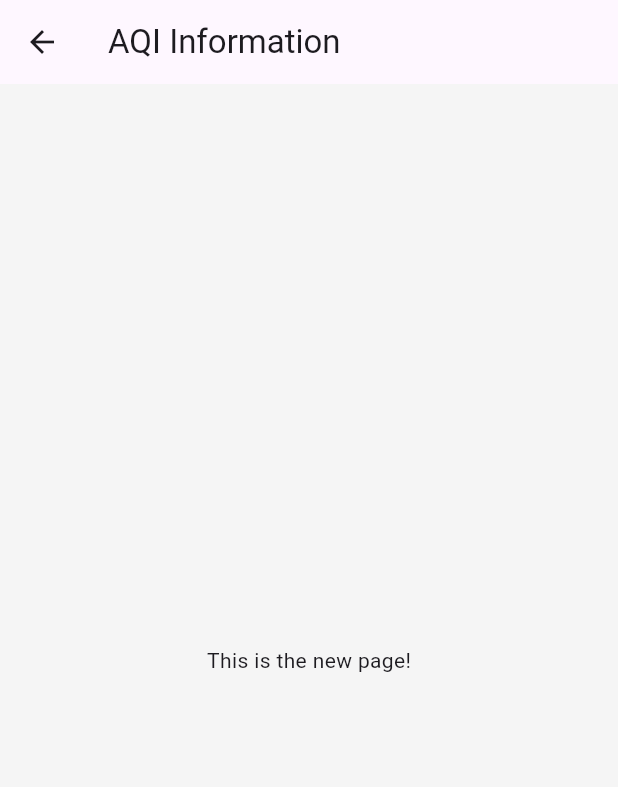
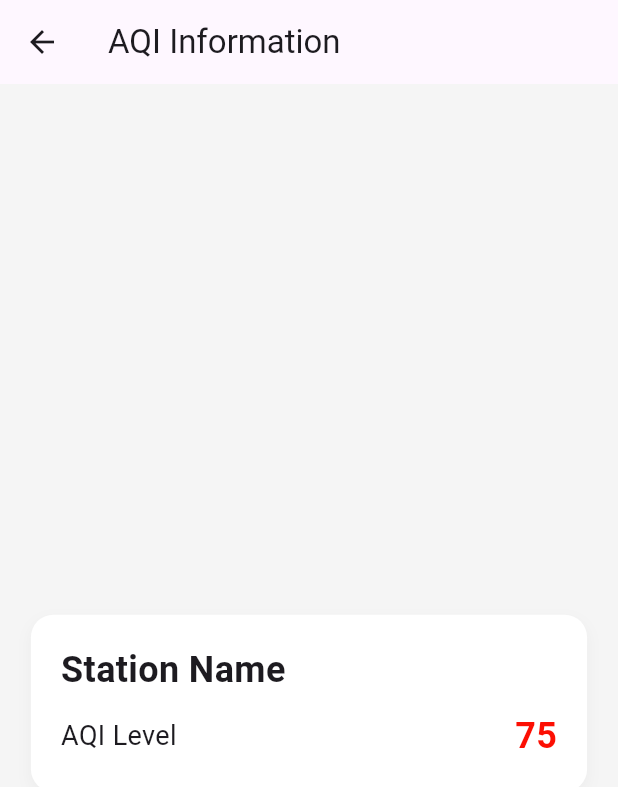
Before and after one commit to teeprakorn1/pm2_flutter_project, a Flutter app: the TopPage screen opened directly, on a phone screen of 412 x 824 dp. Shown: the top 787 px of the screen. Run offline on Flutter 3.47's test engine with Material 3 defaults, Android fonts, the phone set to English and light mode, and no system bars; our stand-ins replace flutter_map, flutter_svg, latlong2, location, shared_preferences; accounts and stored records are empty.

Commit message:
VERSION 0.6.4

```diff
--- a/lib/screens/advice_screen.dart
+++ b/lib/screens/advice_screen.dart
@@ -131,9 +131,65 @@ class TopPage extends StatelessWidget {
 
   @override
   Widget build(BuildContext context) {
+    double screenHeight = MediaQuery.of(context).size.height;
+    double screenWidth = MediaQuery.of(context).size.width;
+    double scaleFactor = screenWidth > 600 ? 1.5 : 1.0;
+
     return Scaffold(
       appBar: AppBar(title: Text("AQI Information")),
-      body: Center(child: Text("This is the new page!")),
+      body: Center(
+        child: SingleChildScrollView(
+          child: Padding(
+            padding: EdgeInsets.only(
+              top: screenHeight * 0.07,
+              left: 16.0,
+              right: 16.0,
+            ),
+            child: Container(
+              width: screenWidth * 0.9,
+              padding: EdgeInsets.all(20.0),
+              decoration: BoxDecoration(
+                color: Colors.white,
+                borderRadius: BorderRadius.circular(15.0),
+                boxShadow: [
+                  BoxShadow(
+                    color: Colors.grey.withOpacity(0.1),
+                    blurRadius: 8.0,
+                    offset: Offset(0, 4),
+                  ),
+                ],
+              ),
+              child: Column(
+                crossAxisAlignment: CrossAxisAlignment.start,
+                children: [
+                  Text(
+                    "Station Name",
+                    style: TextStyle(
+                      fontSize: 24 * scaleFactor,
+                      fontWeight: FontWeight.bold,
+                    ),
+                  ),
+                  SizedBox(height: 10),
+                  Row(
+                    mainAxisAlignment: MainAxisAlignment.spaceBetween,
+                    children: [
+                      Text("AQI Level", style: TextStyle(fontSize: 18)),
+                      Text(
+                        "75",
+                        style: TextStyle(
+                          fontSize: 24,
+                          fontWeight: FontWeight.bold,
+                          color: Color(0xFFFC0F03),
+                        ),
+                      ),
+                    ],
+                  ),
+                ],
+              ),
+            ),
+          ),
+        ),
+      ),
     );
   }
 }
@@ -145,7 +201,12 @@ class MidPage extends StatelessWidget {
   Widget build(BuildContext context) {
     return Scaffold(
       appBar: AppBar(title: Text("แจ้งเตือน")),
-      body: Center(child: Text("กำลังมาในเร็วๆนี้!!")),
+      body: Center(
+        child: Text(
+          "กำลังจะมาในเร็วๆนี้!!",
+          style: TextStyle(fontSize: 28, fontWeight: FontWeight.normal),
+        ),
+      ),
     );
   }
 }
@@ -157,7 +218,12 @@ class BottomPage extends StatelessWidget {
   Widget build(BuildContext context) {
     return Scaffold(
       appBar: AppBar(title: Text("แจ้งเตือน")),
-      body: Center(child: Text("กำลังมาในเร็วๆนี้!!")),
+      body: Center(
+        child: Text(
+          "กำลังจะมาในเร็วๆนี้!!",
+          style: TextStyle(fontSize: 28, fontWeight: FontWeight.normal),
+        ),
+      ),
     );
   }
 }
```
